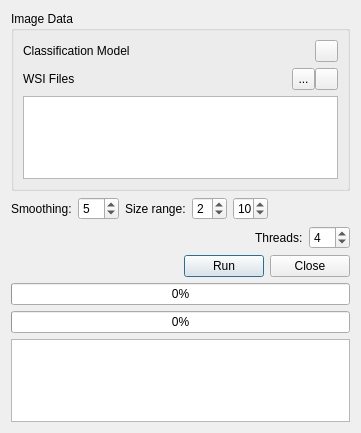
Old version of the form rec_dialog.ui in the repository frankyeh/WSRecognizer.
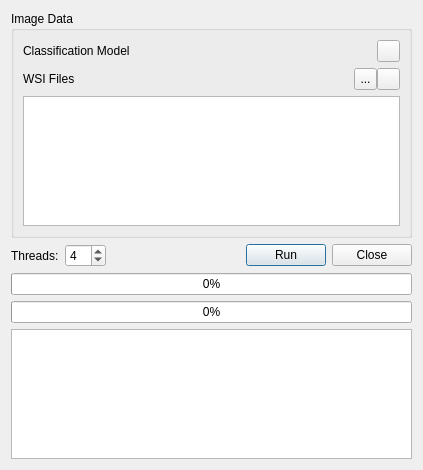
New version of the form. Icons and pictures are not drawn.

```diff
--- a/rec_dialog.ui
+++ b/rec_dialog.ui
@@ -6,8 +6,8 @@
    <rect>
     <x>0</x>
     <y>0</y>
-    <width>361</width>
-    <height>433</height>
+    <width>423</width>
+    <height>470</height>
    </rect>
   </property>
   <property name="windowTitle">
@@ -123,114 +123,7 @@
     </layout>
    </item>
    <item>
-    <layout class="QHBoxLayout" name="horizontalLayout_8">
-     <item>
-      <widget class="QLabel" name="label_11">
-       <property name="text">
-        <string>Smoothing:</string>
-       </property>
-      </widget>
-     </item>
-     <item>
-      <widget class="QSpinBox" name="smoothing">
-       <property name="maximum">
-        <number>10</number>
-       </property>
-       <property name="singleStep">
-        <number>1</number>
-       </property>
-       <property name="value">
-        <number>5</number>
-       </property>
-      </widget>
-     </item>
-     <item>
-      <widget class="QLabel" name="label">
-       <property name="text">
-        <string>Size range:</string>
-       </property>
-      </widget>
-     </item>
-     <item>
-      <widget class="QSpinBox" name="min_size">
-       <property name="minimumSize">
-        <size>
-         <width>35</width>
-         <height>0</height>
-        </size>
-       </property>
-       <property name="maximumSize">
-        <size>
-         <width>35</width>
-         <height>16777215</height>
-        </size>
-       </property>
-       <property name="maximum">
-        <number>50</number>
-       </property>
-       <property name="singleStep">
-        <number>5</number>
-       </property>
-       <property name="value">
-        <number>2</number>
-       </property>
-      </widget>
-     </item>
-     <item>
-      <widget class="QSpinBox" name="max_size">
-       <property name="minimumSize">
-        <size>
-         <width>35</width>
-         <height>0</height>
-        </size>
-       </property>
-       <property name="maximumSize">
-        <size>
-         <width>35</width>
-         <height>16777215</height>
-        </size>
-       </property>
-       <property name="maximum">
-        <number>1000</number>
-       </property>
-       <property name="singleStep">
-        <number>5</number>
-       </property>
-       <property name="value">
-        <number>10</number>
-       </property>
-      </widget>
-     </item>
-     <item>
-      <spacer name="horizontalSpacer_6">
-       <property name="orientation">
-        <enum>Qt::Horizontal</enum>
-       </property>
-       <property name="sizeHint" stdset="0">
-        <size>
-         <width>40</width>
-         <height>20</height>
-        </size>
-       </property>
-      </spacer>
-     </item>
-    </layout>
-   </item>
-   <item>
-    <layout class="QHBoxLayout" name="horizontalLayout_5">
-     <item>
-      <spacer name="horizontalSpacer_5">
-       <property name="orientation">
-        <enum>Qt::Horizontal</enum>
-       </property>
-       <property name="sizeHint" stdset="0">
-        <size>
-         <width>40</width>
-         <height>20</height>
-        </size>
-       </property>
-      </spacer>
-     </item>
+    <layout class="QHBoxLayout" name="horizontalLayout_2">
      <item>
       <widget class="QLabel" name="label_6">
        <property name="text">
@@ -251,10 +144,6 @@
        </property>
       </widget>
      </item>
-    </layout>
-   </item>
-   <item>
-    <layout class="QHBoxLayout" name="horizontalLayout_2">
      <item>
       <spacer name="horizontalSpacer_2">
        <property name="orientation">
```
